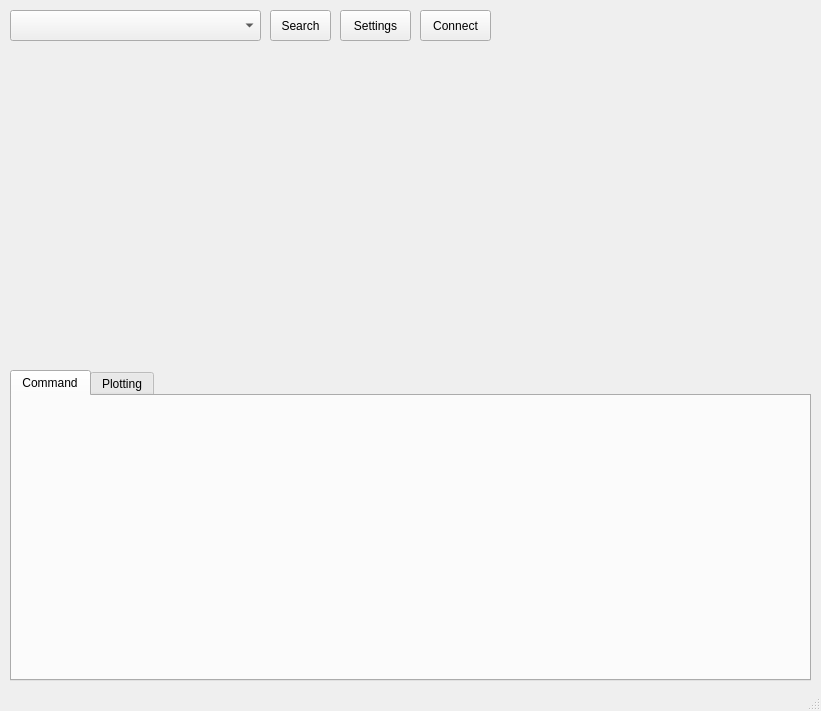
This is GroundControl/Src/main_window.ui in thecasterian/STM32-FC as Qt 5 draws it before an edit. The edited form follows.
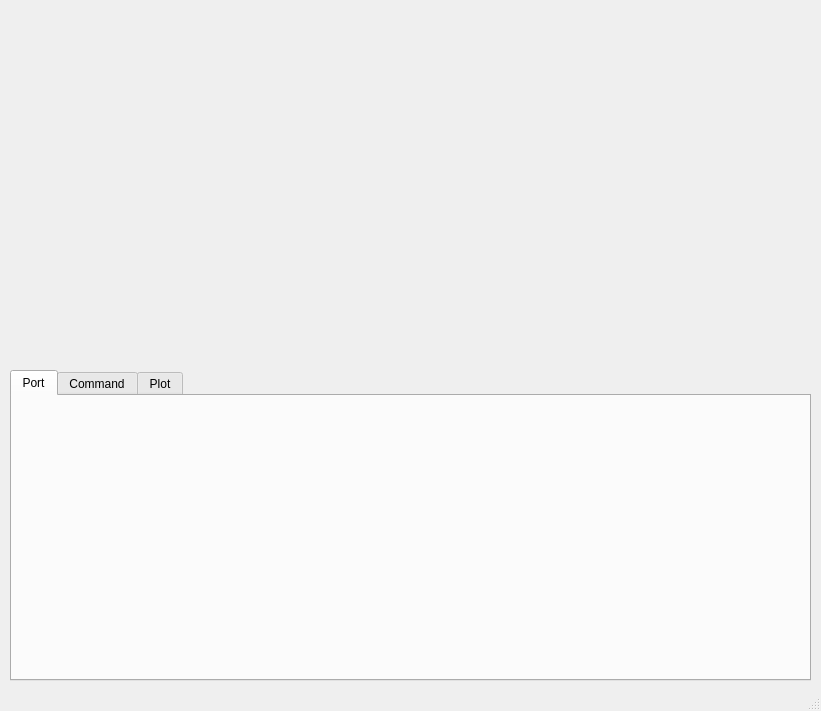
This is the edited form. The open tabs and pages were chosen to show the change. Custom widgets are drawn as their Qt base class.

```diff
--- a/GroundControl/Src/main_window.ui
+++ b/GroundControl/Src/main_window.ui
@@ -29,68 +29,13 @@
    <string notr="true"/>
   </property>
   <widget class="QWidget" name="centralwidget">
-   <widget class="QComboBox" name="portComboBox">
-    <property name="geometry">
-     <rect>
-      <x>10</x>
-      <y>10</y>
-      <width>251</width>
-      <height>31</height>
-     </rect>
-    </property>
-    <property name="styleSheet">
-     <string notr="true">padding-left: 5pt;</string>
-    </property>
-   </widget>
-   <widget class="QPushButton" name="portSettingsPushButton">
-    <property name="geometry">
-     <rect>
-      <x>340</x>
-      <y>10</y>
-      <width>71</width>
-      <height>31</height>
-     </rect>
-    </property>
-    <property name="text">
-     <string>Settings</string>
-    </property>
-   </widget>
-   <widget class="QPushButton" name="portSearchPushButton">
-    <property name="geometry">
-     <rect>
-      <x>270</x>
-      <y>10</y>
-      <width>61</width>
-      <height>31</height>
-     </rect>
-    </property>
-    <property name="text">
-     <string>Search</string>
-    </property>
-   </widget>
-   <widget class="QPushButton" name="portConnectPushButton">
-    <property name="geometry">
-     <rect>
-      <x>420</x>
-      <y>10</y>
-      <width>71</width>
-      <height>31</height>
-     </rect>
-    </property>
-    <property name="text">
-     <string>Connect</string>
-    </property>
-    <property name="checkable">
-     <bool>true</bool>
-    </property>
-   </widget>
    <widget class="QwtPlot" name="strmQwtPlot">
     <property name="geometry">
      <rect>
       <x>10</x>
-      <y>60</y>
+      <y>20</y>
       <width>801</width>
-      <height>301</height>
+      <height>331</height>
      </rect>
     </property>
     <property name="canvasBackground">
@@ -115,14 +60,19 @@
     <property name="currentIndex">
      <number>1</number>
     </property>
-    <widget class="QWidget" name="CmdTab">
+    <widget class="QWidget" name="portTab">
+     <attribute name="title">
+      <string>Port</string>
+     </attribute>
+    </widget>
+    <widget class="QWidget" name="cmdTab">
      <attribute name="title">
       <string>Command</string>
      </attribute>
     </widget>
     <widget class="QWidget" name="PlotTab">
      <attribute name="title">
-      <string>Plotting</string>
+      <string>Plot</string>
      </attribute>
     </widget>
    </widget>
```
Left out of the diff: 4 changed lines with no effect on the pictures.
